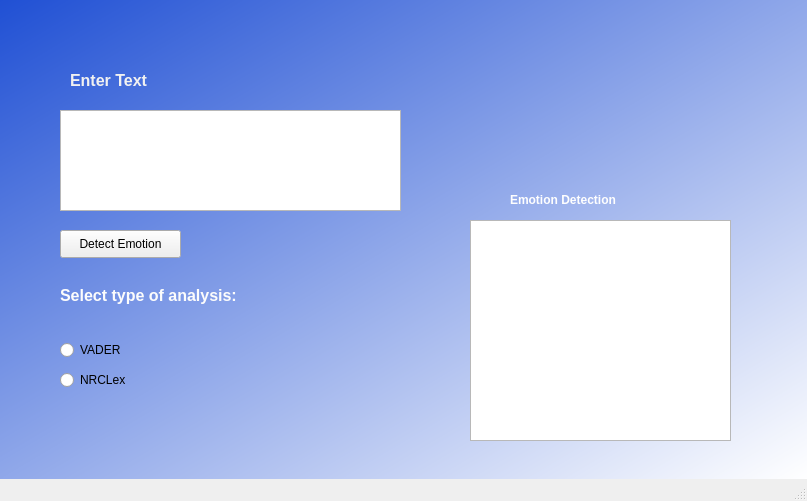
BenjaminLopezLagos/Emotion_Detection, file wEmotionDetect.ui: the form before one commit.
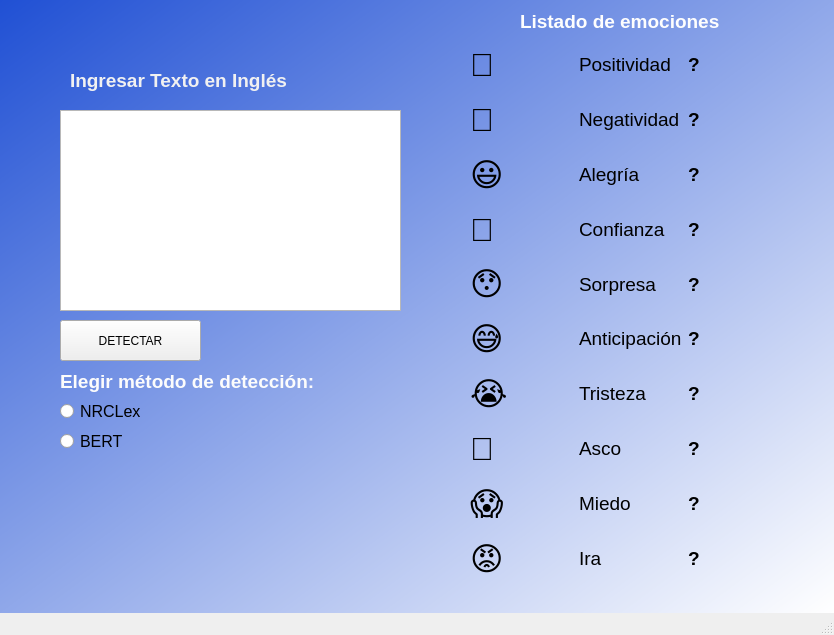
The form after the commit.

```diff
--- a/wEmotionDetect.ui
+++ b/wEmotionDetect.ui
@@ -6,8 +6,8 @@
    <rect>
     <x>0</x>
     <y>0</y>
-    <width>807</width>
-    <height>501</height>
+    <width>834</width>
+    <height>635</height>
    </rect>
   </property>
   <property name="windowTitle">
@@ -23,12 +23,12 @@
      <rect>
       <x>70</x>
       <y>50</y>
-      <width>171</width>
+      <width>261</width>
       <height>61</height>
      </rect>
     </property>
     <property name="text">
-     <string>&lt;html&gt;&lt;head/&gt;&lt;body&gt;&lt;p&gt;&lt;span style=&quot; font-size:12pt; font-weight:600; color:#f1f1f1;&quot;&gt;Enter Text&lt;/span&gt;&lt;/p&gt;&lt;/body&gt;&lt;/html&gt;</string>
+     <string>&lt;html&gt;&lt;head/&gt;&lt;body&gt;&lt;p&gt;&lt;span style=&quot; font-size:14pt; font-weight:600; color:#f1f1f1;&quot;&gt;Ingresar Texto en Inglés&lt;/span&gt;&lt;/p&gt;&lt;/body&gt;&lt;/html&gt;</string>
     </property>
    </widget>
    <widget class="QTextEdit" name="textSentence">
@@ -37,87 +37,487 @@
       <x>60</x>
       <y>110</y>
       <width>341</width>
-      <height>101</height>
+      <height>201</height>
      </rect>
     </property>
    </widget>
-   <widget class="QLabel" name="label_2">
-    <property name="geometry">
-     <rect>
-      <x>60</x>
-      <y>280</y>
-      <width>241</width>
-      <height>31</height>
-     </rect>
-    </property>
-    <property name="text">
-     <string>&lt;html&gt;&lt;head/&gt;&lt;body&gt;&lt;p&gt;&lt;span style=&quot; font-size:12pt; font-weight:600; color:#fcfcfc;&quot;&gt;Select type of analysis:&lt;/span&gt;&lt;/p&gt;&lt;/body&gt;&lt;/html&gt;</string>
-    </property>
-   </widget>
    <widget class="QPushButton" name="bDetectEmotion">
     <property name="geometry">
      <rect>
       <x>60</x>
-      <y>230</y>
-      <width>121</width>
-      <height>28</height>
+      <y>320</y>
+      <width>141</width>
+      <height>41</height>
      </rect>
     </property>
     <property name="text">
-     <string>Detect Emotion</string>
-    </property>
-   </widget>
-   <widget class="QListView" name="listEmotion">
-    <property name="geometry">
-     <rect>
-      <x>470</x>
-      <y>220</y>
-      <width>261</width>
-      <height>221</height>
-     </rect>
+     <string>DETECTAR</string>
     </property>
    </widget>
    <widget class="QLabel" name="label_3">
     <property name="geometry">
      <rect>
-      <x>510</x>
-      <y>190</y>
-      <width>191</width>
+      <x>520</x>
+      <y>10</y>
+      <width>221</width>
       <height>20</height>
      </rect>
     </property>
+    <property name="font">
+     <font>
+      <family>MS Shell Dlg 2</family>
+      <pointsize>12</pointsize>
+      <weight>50</weight>
+      <italic>false</italic>
+      <bold>false</bold>
+     </font>
+    </property>
     <property name="styleSheet">
      <string notr="true">font: 12pt &quot;MS Shell Dlg 2&quot;;</string>
     </property>
     <property name="text">
-     <string>&lt;html&gt;&lt;head/&gt;&lt;body&gt;&lt;p&gt;&lt;span style=&quot; font-weight:600; color:#fefefe;&quot;&gt;Emotion Detection&lt;/span&gt;&lt;/p&gt;&lt;/body&gt;&lt;/html&gt;</string>
+     <string>&lt;html&gt;&lt;head/&gt;&lt;body&gt;&lt;p&gt;&lt;span style=&quot; font-size:14pt; font-weight:600; color:#fefefe;&quot;&gt;Listado de emociones&lt;/span&gt;&lt;/p&gt;&lt;/body&gt;&lt;/html&gt;</string>
     </property>
    </widget>
-   <widget class="QRadioButton" name="rVader">
+   <widget class="QWidget" name="gridLayoutWidget">
     <property name="geometry">
      <rect>
-      <x>60</x>
-      <y>340</y>
-      <width>95</width>
-      <height>20</height>
+      <x>470</x>
+      <y>40</y>
+      <width>321</width>
+      <height>543</height>
      </rect>
     </property>
-    <property name="text">
-     <string>VADER</string>
-    </property>
+    <layout class="QGridLayout" name="gridLayout">
+     <item row="9" column="2">
+      <widget class="QLabel" name="angerLabel">
+       <property name="font">
+        <font>
+         <pointsize>14</pointsize>
+         <weight>75</weight>
+         <bold>true</bold>
+        </font>
+       </property>
+       <property name="text">
+        <string>?</string>
+       </property>
+      </widget>
+     </item>
+     <item row="4" column="2">
+      <widget class="QLabel" name="surpriseLabel">
+       <property name="font">
+        <font>
+         <pointsize>14</pointsize>
+         <weight>75</weight>
+         <bold>true</bold>
+        </font>
+       </property>
+       <property name="text">
+        <string>?</string>
+       </property>
+      </widget>
+     </item>
+     <item row="2" column="1">
+      <widget class="QLabel" name="label_11">
+       <property name="font">
+        <font>
+         <pointsize>14</pointsize>
+        </font>
+       </property>
+       <property name="text">
+        <string>Alegría</string>
+       </property>
+      </widget>
+     </item>
+     <item row="1" column="1">
+      <widget class="QLabel" name="label_8">
+       <property name="font">
+        <font>
+         <pointsize>14</pointsize>
+        </font>
+       </property>
+       <property name="text">
+        <string>Negatividad</string>
+       </property>
+      </widget>
+     </item>
+     <item row="1" column="2">
+      <widget class="QLabel" name="negativeLabel">
+       <property name="font">
+        <font>
+         <pointsize>14</pointsize>
+         <weight>75</weight>
+         <bold>true</bold>
+        </font>
+       </property>
+       <property name="text">
+        <string>?</string>
+       </property>
+      </widget>
+     </item>
+     <item row="5" column="1">
+      <widget class="QLabel" name="label_20">
+       <property name="font">
+        <font>
+         <pointsize>14</pointsize>
+        </font>
+       </property>
+       <property name="text">
+        <string>Anticipación</string>
+       </property>
+      </widget>
+     </item>
+     <item row="4" column="0">
+      <widget class="QLabel" name="label_16">
+       <property name="font">
+        <font>
+         <pointsize>24</pointsize>
+        </font>
+       </property>
+       <property name="text">
+        <string>😯</string>
+       </property>
+      </widget>
+     </item>
+     <item row="2" column="2">
+      <widget class="QLabel" name="joyLabel">
+       <property name="font">
+        <font>
+         <pointsize>14</pointsize>
+         <weight>75</weight>
+         <bold>true</bold>
+        </font>
+       </property>
+       <property name="text">
+        <string>?</string>
+       </property>
+      </widget>
+     </item>
+     <item row="6" column="0">
+      <widget class="QLabel" name="label_22">
+       <property name="font">
+        <font>
+         <pointsize>24</pointsize>
+        </font>
+       </property>
+       <property name="text">
+        <string>😭</string>
+       </property>
+      </widget>
+     </item>
+     <item row="0" column="0">
+      <widget class="QLabel" name="label_4">
+       <property name="font">
+        <font>
+         <pointsize>24</pointsize>
+        </font>
+       </property>
+       <property name="text">
+        <string>🙂</string>
+       </property>
+      </widget>
+     </item>
+     <item row="7" column="2">
+      <widget class="QLabel" name="disgustLabel">
+       <property name="font">
+        <font>
+         <pointsize>14</pointsize>
+         <weight>75</weight>
+         <bold>true</bold>
+        </font>
+       </property>
+       <property name="text">
+        <string>?</string>
+       </property>
+      </widget>
+     </item>
+     <item row="0" column="1">
+      <widget class="QLabel" name="label_5">
+       <property name="font">
+        <font>
+         <pointsize>14</pointsize>
+        </font>
+       </property>
+       <property name="text">
+        <string>Positividad</string>
+       </property>
+      </widget>
+     </item>
+     <item row="6" column="2">
+      <widget class="QLabel" name="sadnessLabel">
+       <property name="font">
+        <font>
+         <pointsize>14</pointsize>
+         <weight>75</weight>
+         <bold>true</bold>
+        </font>
+       </property>
+       <property name="text">
+        <string>?</string>
+       </property>
+      </widget>
+     </item>
+     <item row="3" column="0">
+      <widget class="QLabel" name="label_13">
+       <property name="font">
+        <font>
+         <pointsize>24</pointsize>
+        </font>
+       </property>
+       <property name="text">
+        <string>🤗</string>
+       </property>
+      </widget>
+     </item>
+     <item row="6" column="1">
+      <widget class="QLabel" name="label_23">
+       <property name="font">
+        <font>
+         <pointsize>14</pointsize>
+        </font>
+       </property>
+       <property name="text">
+        <string>Tristeza</string>
+       </property>
+      </widget>
+     </item>
+     <item row="1" column="0">
+      <widget class="QLabel" name="label_7">
+       <property name="font">
+        <font>
+         <pointsize>24</pointsize>
+        </font>
+       </property>
+       <property name="text">
+        <string>🙁</string>
+       </property>
+      </widget>
+     </item>
+     <item row="7" column="0">
+      <widget class="QLabel" name="label_25">
+       <property name="font">
+        <font>
+         <pointsize>24</pointsize>
+        </font>
+       </property>
+       <property name="text">
+        <string>🤢</string>
+       </property>
+      </widget>
+     </item>
+     <item row="9" column="0">
+      <widget class="QLabel" name="label_31">
+       <property name="font">
+        <font>
+         <pointsize>24</pointsize>
+        </font>
+       </property>
+       <property name="text">
+        <string>😡</string>
+       </property>
+      </widget>
+     </item>
+     <item row="3" column="1">
+      <widget class="QLabel" name="label_14">
+       <property name="font">
+        <font>
+         <pointsize>14</pointsize>
+        </font>
+       </property>
+       <property name="text">
+        <string>Confianza</string>
+       </property>
+      </widget>
+     </item>
+     <item row="8" column="2">
+      <widget class="QLabel" name="fearLabel">
+       <property name="font">
+        <font>
+         <pointsize>14</pointsize>
+         <weight>75</weight>
+         <bold>true</bold>
+        </font>
+       </property>
+       <property name="text">
+        <string>?</string>
+       </property>
+      </widget>
+     </item>
+     <item row="9" column="1">
+      <widget class="QLabel" name="label_32">
+       <property name="font">
+        <font>
+         <pointsize>14</pointsize>
+        </font>
+       </property>
+       <property name="text">
+        <string>Ira</string>
+       </property>
+      </widget>
+     </item>
+     <item row="2" column="0">
+      <widget class="QLabel" name="label_10">
+       <property name="font">
+        <font>
+         <pointsize>24</pointsize>
+        </font>
+       </property>
+       <property name="text">
+        <string>😃</string>
+       </property>
+      </widget>
+     </item>
+     <item row="0" column="2">
+      <widget class="QLabel" name="positiveLabel">
+       <property name="font">
+        <font>
+         <pointsize>14</pointsize>
+         <weight>75</weight>
+         <bold>true</bold>
+        </font>
+       </property>
+       <property name="text">
+        <string>?</string>
+       </property>
+      </widget>
+     </item>
+     <item row="7" column="1">
+      <widget class="QLabel" name="label_26">
+       <property name="font">
+        <font>
+         <pointsize>14</pointsize>
+        </font>
+       </property>
+       <property name="text">
+        <string>Asco</string>
+       </property>
+      </widget>
+     </item>
+     <item row="3" column="2">
+      <widget class="QLabel" name="trustLabel">
+       <property name="font">
+        <font>
+         <pointsize>14</pointsize>
+         <weight>75</weight>
+         <bold>true</bold>
+        </font>
+       </property>
+       <property name="text">
+        <string>?</string>
+       </property>
+      </widget>
+     </item>
+     <item row="5" column="2">
+      <widget class="QLabel" name="anticipationLabel">
+       <property name="font">
+        <font>
+         <pointsize>14</pointsize>
+         <weight>75</weight>
+         <bold>true</bold>
+        </font>
+       </property>
+       <property name="text">
+        <string>?</string>
+       </property>
+      </widget>
+     </item>
+     <item row="8" column="0">
+      <widget class="QLabel" name="label_28">
+       <property name="font">
+        <font>
+         <pointsize>24</pointsize>
+        </font>
+       </property>
+       <property name="text">
+        <string>😱</string>
+       </property>
+      </widget>
+     </item>
+     <item row="8" column="1">
+      <widget class="QLabel" name="label_29">
+       <property name="font">
+        <font>
+         <pointsize>14</pointsize>
+        </font>
+       </property>
+       <property name="text">
+        <string>Miedo</string>
+       </property>
+      </widget>
+     </item>
+     <item row="4" column="1">
+      <widget class="QLabel" name="label_17">
+       <property name="font">
+        <font>
+         <pointsize>14</pointsize>
+        </font>
+       </property>
+       <property name="text">
+        <string>Sorpresa</string>
+       </property>
+      </widget>
+     </item>
+     <item row="5" column="0">
+      <widget class="QLabel" name="label_19">
+       <property name="font">
+        <font>
+         <pointsize>24</pointsize>
+        </font>
+       </property>
+       <property name="text">
+        <string>😅</string>
+       </property>
+      </widget>
+     </item>
+    </layout>
    </widget>
-   <widget class="QRadioButton" name="rNRCL">
+   <widget class="QWidget" name="verticalLayoutWidget">
     <property name="geometry">
      <rect>
       <x>60</x>
       <y>370</y>
-      <width>95</width>
-      <height>20</height>
+      <width>270</width>
+      <height>83</height>
      </rect>
     </property>
-    <property name="text">
-     <string>NRCLex</string>
-    </property>
+    <layout class="QVBoxLayout" name="verticalLayout">
+     <item>
+      <widget class="QLabel" name="label_2">
+       <property name="font">
+        <font>
+         <pointsize>14</pointsize>
+        </font>
+       </property>
+       <property name="text">
+        <string>&lt;html&gt;&lt;head/&gt;&lt;body&gt;&lt;p&gt;&lt;span style=&quot; font-size:14pt; font-weight:600; color:#fcfcfc;&quot;&gt;Elegir método de detección:&lt;/span&gt;&lt;/p&gt;&lt;/body&gt;&lt;/html&gt;</string>
+       </property>
+      </widget>
+     </item>
+     <item>
+      <widget class="QRadioButton" name="rNRCL">
+       <property name="font">
+        <font>
+         <pointsize>12</pointsize>
+        </font>
+       </property>
+       <property name="text">
+        <string>NRCLex</string>
+       </property>
+      </widget>
+     </item>
+     <item>
+      <widget class="QRadioButton" name="rBert">
+       <property name="font">
+        <font>
+         <pointsize>12</pointsize>
+        </font>
+       </property>
+       <property name="text">
+        <string>BERT</string>
+       </property>
+      </widget>
+     </item>
+    </layout>
    </widget>
   </widget>
   <widget class="QStatusBar" name="statusbar"/>
```
